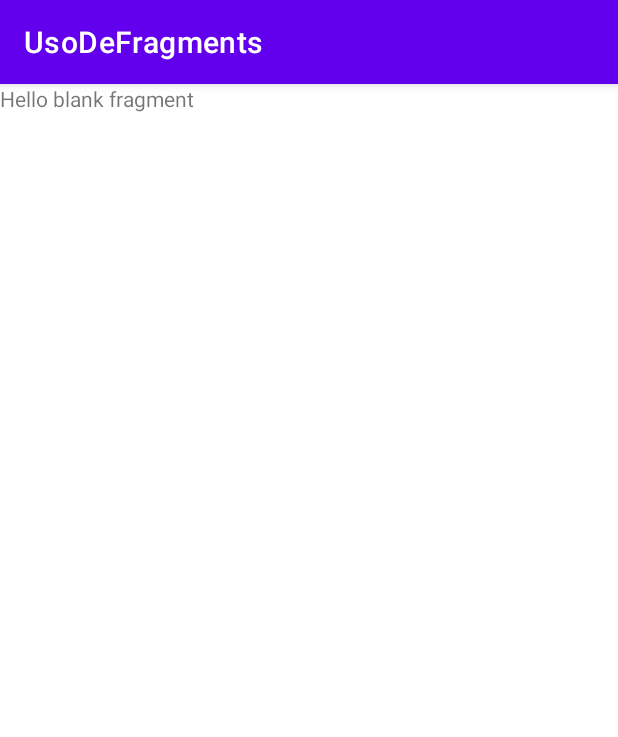
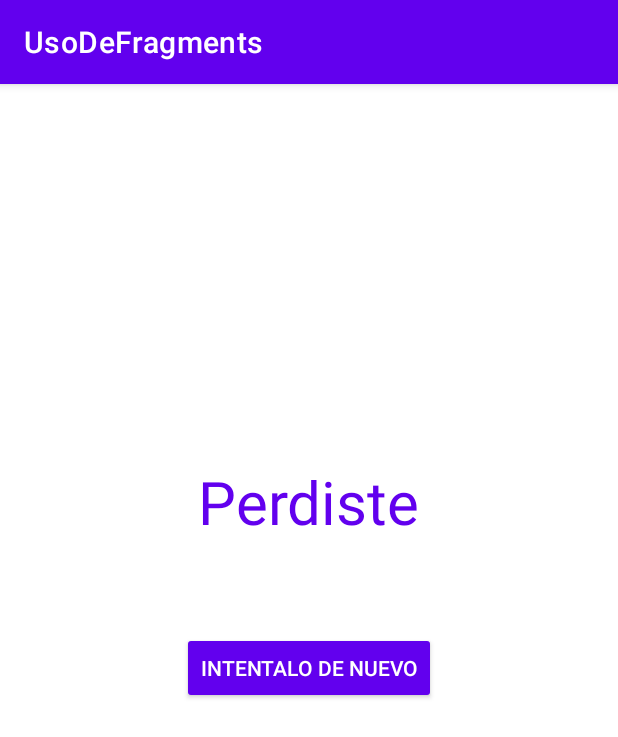
Before and after one commit to JesuFertez/UsoDeFragments, an Android app: the LoserFragment screen opened through its navigation route, on a phone screen of 412 x 824 dp. Shown: the top 737 px of the screen. Run offline under Robolectric (Android 15) with nearby library versions, the phone set to English and light mode, and no system bars.

Commit message:
Arreglo de errores

```diff
--- a/app/src/main/AndroidManifest.xml
+++ b/app/src/main/AndroidManifest.xml
@@ -1,6 +1,8 @@
 <?xml version="1.0" encoding="utf-8"?>
 <manifest xmlns:android="http://schemas.android.com/apk/res/android"
     package="com.example.usodefragments">
+
+    <uses-permission android:name="Android.permission.INTERNET" />
 
     <application
         android:allowBackup="true"
--- a/app/src/main/java/com/example/usodefragments/LoserFragment.java
+++ b/app/src/main/java/com/example/usodefragments/LoserFragment.java
@@ -3,24 +3,43 @@ package com.example.usodefragments;
 import android.os.Bundle;
 
 import androidx.fragment.app.Fragment;
+import androidx.navigation.Navigation;
 
 import android.view.LayoutInflater;
 import android.view.View;
 import android.view.ViewGroup;
 
+import com.example.usodefragments.databinding.FragmentLoserBinding;
+
 
 public class LoserFragment extends Fragment {
 
+    private FragmentLoserBinding binding;
 
     public LoserFragment() {
-        // Required empty public constructor
     }
 
 
     @Override
     public View onCreateView(LayoutInflater inflater, ViewGroup container,
                              Bundle savedInstanceState) {
-        // Inflate the layout for this fragment
-        return inflater.inflate(R.layout.fragment_loser, container, false);
+        initBinding(inflater,container);
+        setOnClickListener();
+        showMessageUsuer();
+        return binding.getRoot();
+    }
+
+    private void initBinding(LayoutInflater inflater,ViewGroup container) {
+        binding = FragmentLoserBinding.inflate(inflater, container,false);
+    }
+
+    private void showMessageUsuer() {
+
+    }
+
+    private void setOnClickListener() {
+        binding.btnGameAgainLoser.setOnClickListener(View -> {
+            Navigation.findNavController(binding.getRoot()).navigate(R.id.action_loserFragment_to_welcomFragment,null);
+        });
     }
 }
--- a/app/src/main/res/layout/fragment_loser.xml
+++ b/app/src/main/res/layout/fragment_loser.xml
@@ -1,14 +1,34 @@
 <?xml version="1.0" encoding="utf-8"?>
-<FrameLayout xmlns:android="http://schemas.android.com/apk/res/android"
+<androidx.constraintlayout.widget.ConstraintLayout xmlns:android="http://schemas.android.com/apk/res/android"
+    xmlns:app="http://schemas.android.com/apk/res-auto"
     xmlns:tools="http://schemas.android.com/tools"
     android:layout_width="match_parent"
     android:layout_height="match_parent"
     tools:context=".LoserFragment">
 
-    <!-- TODO: Update blank fragment layout -->
     <TextView
-        android:layout_width="match_parent"
-        android:layout_height="match_parent"
-        android:text="@string/hello_blank_fragment" />
+        android:id="@+id/tv_you_lose_message"
+        android:layout_width="wrap_content"
+        android:layout_height="wrap_content"
+        android:text="@string/tv_you_louse"
+        android:textColor="@color/design_default_color_primary"
+        android:textSize="40sp"
+        app:layout_constraintBottom_toBottomOf="parent"
+        app:layout_constraintEnd_toEndOf="parent"
+        app:layout_constraintStart_toStartOf="parent"
+        app:layout_constraintTop_toTopOf="parent"
+        app:layout_constraintVertical_bias="0.352" />
 
-</FrameLayout>
+    <androidx.appcompat.widget.AppCompatButton
+        android:id="@+id/btn_game_again_loser"
+        android:layout_width="wrap_content"
+        android:layout_height="wrap_content"
+        android:backgroundTint="@color/design_default_color_primary"
+        android:text="@string/btn_try_again"
+        android:textColor="@color/white"
+        app:layout_constraintEnd_toEndOf="parent"
+        app:layout_constraintStart_toStartOf="parent"
+        app:layout_constraintTop_toBottomOf="@+id/tv_you_lose_message"
+        android:layout_marginTop="60dp"/>
+
+</androidx.constraintlayout.widget.ConstraintLayout>
--- a/app/src/main/res/layout/fragment_trivia.xml
+++ b/app/src/main/res/layout/fragment_trivia.xml
@@ -80,12 +80,12 @@
     </RadioGroup>
 
     <androidx.appcompat.widget.AppCompatButton
+        android:id="@+id/btn_send"
         android:layout_width="wrap_content"
         android:layout_height="wrap_content"
         android:layout_marginTop="20dp"
         android:layout_marginBottom="48dp"
-        android:text="Enviar"
-        app:layout_constraintBottom_toBottomOf="@+id/textView_title"
+        android:text="@string/btn_send"
         app:layout_constraintEnd_toEndOf="parent"
         app:layout_constraintHorizontal_bias="0.498"
         app:layout_constraintStart_toStartOf="parent"
--- a/app/src/main/res/layout/fragment_winner.xml
+++ b/app/src/main/res/layout/fragment_winner.xml
@@ -22,6 +22,7 @@
         app:layout_constraintVertical_bias="0.38" />
 
     <androidx.appcompat.widget.AppCompatButton
+        android:id="@+id/btn_game_again_winner"
         android:layout_width="wrap_content"
         android:layout_height="wrap_content"
         android:backgroundTint="@color/design_default_color_primary"
--- a/app/src/main/res/values-night/strings.xml
+++ b/app/src/main/res/values-night/strings.xml
@@ -10,4 +10,7 @@
     <string name="tv_question1">¿A que logo pertenece la imagen?</string>
     <string name="win_message">¡Ganaste!</string>
     <string name="btn_play_again">Juega de nuevo</string>
+    <string name="btn_send">Enviar</string>
+    <string name="tv_you_louse">Perdiste</string>
+    <string name="btn_try_again">Intentalo de nuevo</string>
 </resources>
--- a/app/src/main/res/values/strings.xml
+++ b/app/src/main/res/values/strings.xml
@@ -12,4 +12,7 @@
     <string name="tv_question1">¿A que logo pertenece la imagen?</string>
     <string name="win_message">¡Ganaste!</string>
     <string name="btn_play_again">Juega de nuevo</string>
+    <string name="btn_send">Enviar</string>
+    <string name="tv_you_louse">Perdiste</string>
+    <string name="btn_try_again">Intentalo de nuevo</string>
 </resources>
```
Also changed, not shown: app/src/main/java/com/example/usodefragments/TriviaFragment.java (+12 -9 lines), app/src/main/java/com/example/usodefragments/WinnerFragment.java (+8 -0 lines), app/src/main/res/layout/fragment_welcom.xml (+7 -1 lines).
